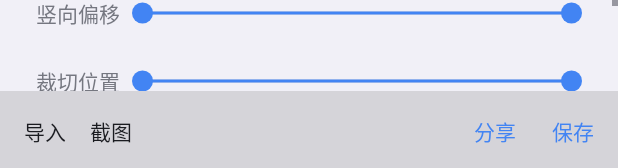
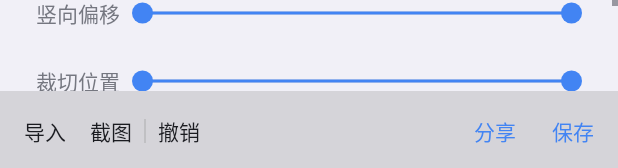
Before and after one commit to ekibun/Stitch, an Android app: the layout activity_edit.xml on its own in the app's theme, with its tools: preview values and no code run, on a phone screen of 412 x 824 dp. Shown: the part 1065-1233 px from the top of the screen. Run offline under Robolectric (Android 15) with nearby library versions, the phone set to English and light mode, and no system bars.

Commit message:
1. Select new imported Image 2. Undo

```diff
--- a/app/src/main/java/soko/ekibun/stitch/StartCaptureActivity.kt
+++ b/app/src/main/java/soko/ekibun/stitch/StartCaptureActivity.kt
@@ -31,6 +31,7 @@ class StartCaptureActivity : Activity() {
         if (requestCode == REQUEST_CAPTURE) {
             if (resultCode == RESULT_OK) {
                 // 获得权限，启动Service开始录制
+                App.updateUndo()
                 val service = Intent(this, CaptureService::class.java)
                 service.putExtra("captureData", data)
                 startService(service)
--- a/app/src/main/res/layout/activity_edit.xml
+++ b/app/src/main/res/layout/activity_edit.xml
@@ -138,6 +138,7 @@
                 android:layout_height="wrap_content"
                 android:layout_marginVertical="8dp"
                 android:layout_weight="1"
+                android:maxLines="1"
                 android:padding="8dp"
                 tools:text="已选中 8/10" />
 
@@ -280,6 +281,7 @@
             android:layout_width="match_parent"
             android:layout_height="wrap_content"
             android:background="@color/opaque"
+            android:gravity="center"
             android:orientation="horizontal">
 
             <TextView
@@ -301,6 +303,21 @@
                 android:padding="8dp"
                 android:layout_marginVertical="8dp"
                 android:text="@string/menu_capture"
+                android:textColor="?android:attr/textColorPrimary" />
+
+            <View
+                android:layout_width="1dp"
+                android:layout_height="16dp"
+                android:background="@color/opaque" />
+
+            <TextView
+                android:id="@+id/menu_undo"
+                android:layout_width="wrap_content"
+                android:layout_height="wrap_content"
+                android:layout_marginVertical="8dp"
+                android:background="?android:attr/selectableItemBackgroundBorderless"
+                android:padding="8dp"
+                android:text="@string/menu_undo"
                 android:textColor="?android:attr/textColorPrimary" />
 
             <View
--- a/app/src/main/res/values/strings.xml
+++ b/app/src/main/res/values/strings.xml
@@ -92,4 +92,5 @@
     <string name="menu_opensource">开源许可协议</string>
     <string name="label_xrange">横向范围</string>
     <string name="label_yrange">纵向范围</string>
+    <string name="menu_undo">撤销</string>
 </resources>
```
Also changed, not shown: app/src/main/java/soko/ekibun/stitch/App.kt (+18 -0 lines), app/src/main/java/soko/ekibun/stitch/EditActivity.kt (+10 -1 lines), app/src/main/java/soko/ekibun/stitch/EditView.kt (+5 -7 lines), app/src/main/java/soko/ekibun/stitch/RangeSeekbar.kt (+1 -8 lines), app/src/main/java/soko/ekibun/stitch/Stitch.kt (+9 -1 lines).
